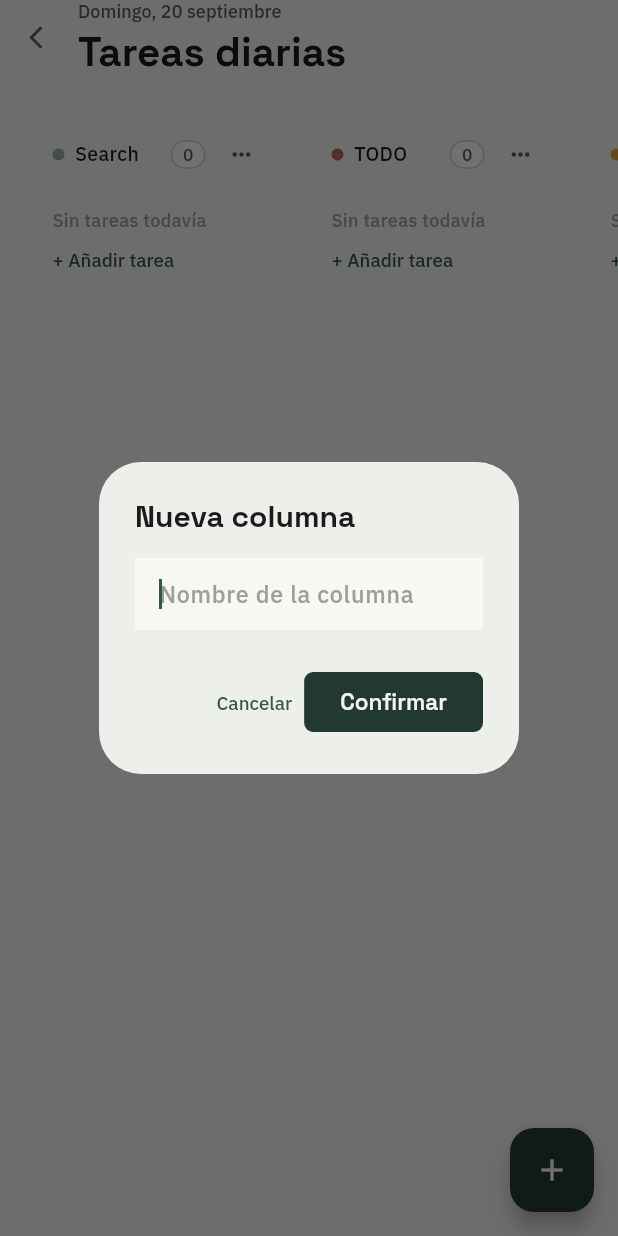
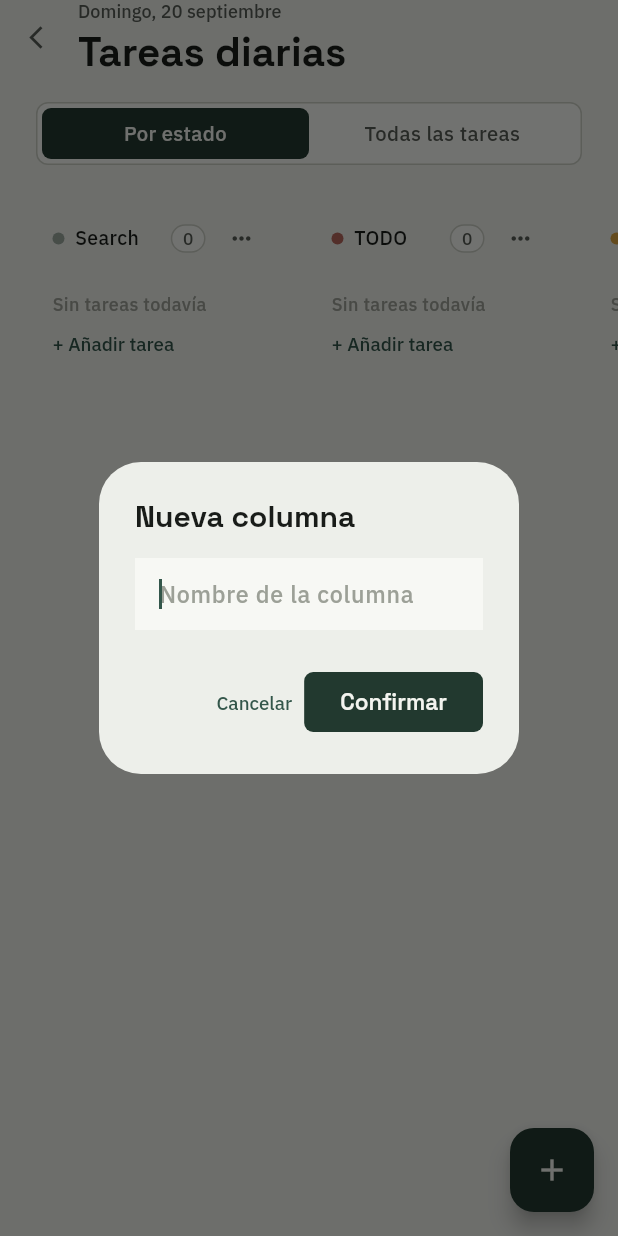
Before and after one commit to Damapa03/ProductivityApp, a Flutter app: the DailyTasksScreen screen opened directly with empty values, after a tap on the "add" icon, on a phone screen of 412 x 824 dp. Run offline on Flutter 3.47's test engine with Material 3 defaults, Android fonts, the phone set to English and light mode, and no system bars; our stand-ins replace shared_preferences; accounts and stored records are empty; project files that could hold a hidden picture were left out.

Commit message:
feat: selector por estado / todas las tareas en la pantalla de tareas diarias

```diff
--- a/lib/features/daily_tasks/daily_tasks_screen.dart
+++ b/lib/features/daily_tasks/daily_tasks_screen.dart
@@ -8,16 +8,9 @@ import '../../l10n/app_localizations.dart';
 import '../../models/kanban_board.dart';
 import '../../models/kanban_column.dart';
 import '../../models/kanban_task.dart';
+import 'all_tasks_view.dart';
 import 'daily_tasks_dialogs.dart';
 import 'kanban_column_view.dart';
-
-/// Colores del punto de cada columna, derivados del índice (ver mockup 02).
-const _columnDots = <Color>[
-  Color(0xFF9AA79E), // Search (gris)
-  AppColors.rose, // TODO
-  AppColors.amber, // Doing
-  AppColors.pine, // Done
-];
 
 /// Pantalla "Daily Tasks": kanban con columnas y tareas asociadas al usuario.
 class DailyTasksScreen extends StatefulWidget {
@@ -33,6 +26,9 @@ class DailyTasksScreen extends StatefulWidget {
 class _DailyTasksScreenState extends State<DailyTasksScreen> {
   final KanbanRepository _repository = LocalKanbanRepository();
   KanbanBoard? _board;
+
+  /// `false` = vista «Por estado» (kanban); `true` = «Todas las tareas».
+  bool _showAllTasks = false;
 
   @override
   void initState() {
@@ -184,11 +180,27 @@ class _DailyTasksScreenState extends State<DailyTasksScreen> {
                 children: [
                   _buildHeader(context, l10n),
                   const SizedBox(height: 18),
-                  Expanded(child: _buildBoard(board)),
+                  _ViewSwitcher(
+                    showAllTasks: _showAllTasks,
+                    onChanged: (all) => setState(() => _showAllTasks = all),
+                  ),
+                  const SizedBox(height: 14),
+                  Expanded(
+                    child: _showAllTasks
+                        ? AllTasksView(
+                            columns: board.columns,
+                            tasks: board.tasks,
+                            onEditTask: _editTask,
+                            onDeleteTask: _deleteTask,
+                          )
+                        : _buildBoard(board),
+                  ),
                 ],
               ),
       ),
-      floatingActionButton: FloatingActionButton(
+      floatingActionButton: _showAllTasks
+          ? null
+          : FloatingActionButton(
               onPressed: _createColumn,
               backgroundColor: AppColors.pineDeep,
               foregroundColor: const Color(0xFFF3F4EF),
@@ -238,7 +250,7 @@ class _DailyTasksScreenState extends State<DailyTasksScreen> {
               key: ValueKey(board.columns[i].id),
               columnId: board.columns[i].id,
               columnName: board.columns[i].name,
-              color: _columnDots[i % _columnDots.length],
+              color: AppColors.columnDots[i % AppColors.columnDots.length],
               tasks: board.tasksFor(board.columns[i].id),
               columnIndex: i,
               onAddTask: () => _createTask(board.columns[i]),
@@ -257,3 +269,79 @@ class _DailyTasksScreenState extends State<DailyTasksScreen> {
     );
   }
 }
+
+/// Selector de vista del tablero: «Por estado» / «Todas las tareas».
+///
+/// Es una segmentada: solo una opción activa a la vez y tocar la opción ya
+/// activa no hace nada (ver mockup 02b).
+class _ViewSwitcher extends StatelessWidget {
+  const _ViewSwitcher({
+    required this.showAllTasks,
+    required this.onChanged,
+  });
+
+  /// `true` si la vista activa es «Todas las tareas».
+  final bool showAllTasks;
+  final ValueChanged<bool> onChanged;
+
+  @override
+  Widget build(BuildContext context) {
+    final l10n = AppLocalizations.of(context);
+    return Container(
+      margin: const EdgeInsets.symmetric(horizontal: 24),
+      padding: const EdgeInsets.all(3),
+      decoration: BoxDecoration(
+        color: AppColors.cardBg,
+        border: Border.all(color: AppColors.line),
+        borderRadius: BorderRadius.circular(8),
+      ),
+      child: Row(
+        children: [
+          _buildOption(
+            context,
+            label: l10n.dailyTasksViewByStatus,
+            active: !showAllTasks,
+            onTap: () => onChanged(false),
+          ),
+          _buildOption(
+            context,
+            label: l10n.dailyTasksViewAll,
+            active: showAllTasks,
+            onTap: () => onChanged(true),
+          ),
+        ],
+      ),
+    );
+  }
+
+  Widget _buildOption(
+    BuildContext context, {
+    required String label,
+    required bool active,
+    required VoidCallback onTap,
+  }) {
+    return Expanded(
+      child: InkWell(
+        // Tocar la opción activa es un no-op.
+        onTap: active ? null : onTap,
+        borderRadius: BorderRadius.circular(6),
+        child: AnimatedContainer(
+          duration: const Duration(milliseconds: 140),
+          curve: Curves.easeOut,
+          padding: const EdgeInsets.symmetric(vertical: 9),
+          decoration: BoxDecoration(
+            color: active ? AppColors.pineDeep : Colors.transparent,
+            borderRadius: BorderRadius.circular(6),
+          ),
+          child: Text(
+            label,
+            textAlign: TextAlign.center,
+            style: AppTextStyles.segmented.copyWith(
+              color: active ? const Color(0xFFF3F4EF) : AppColors.inkSoft,
+            ),
+          ),
+        ),
+      ),
+    );
+  }
+}
```
Lines whose indentation alone changed are shown as unchanged.
